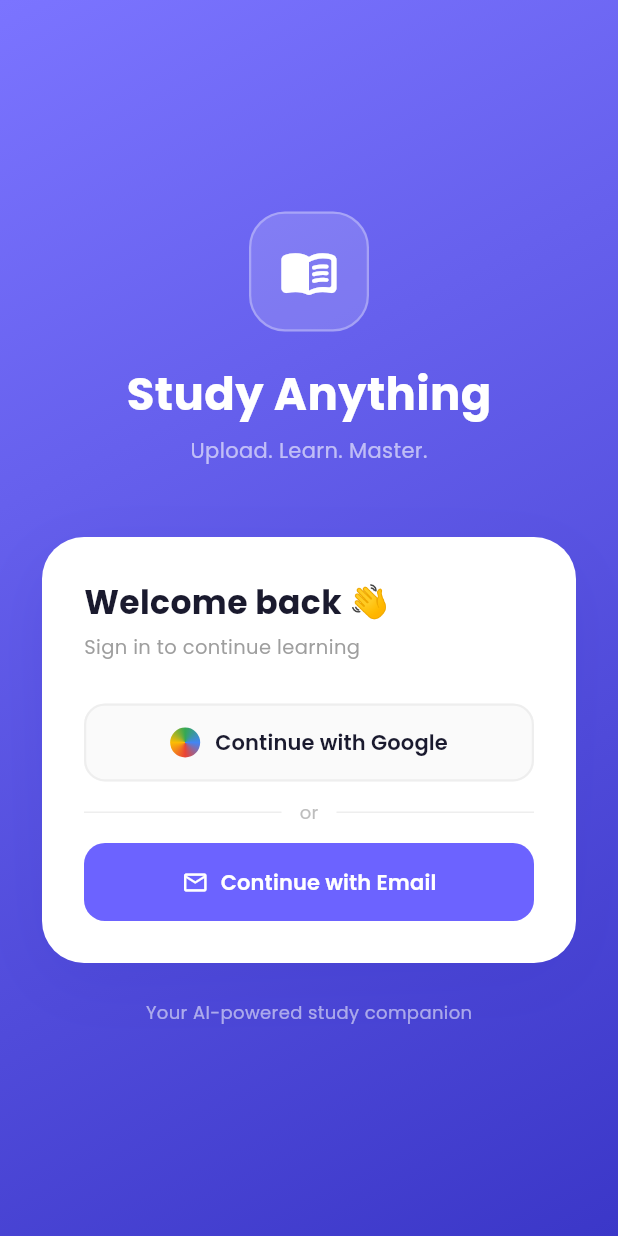
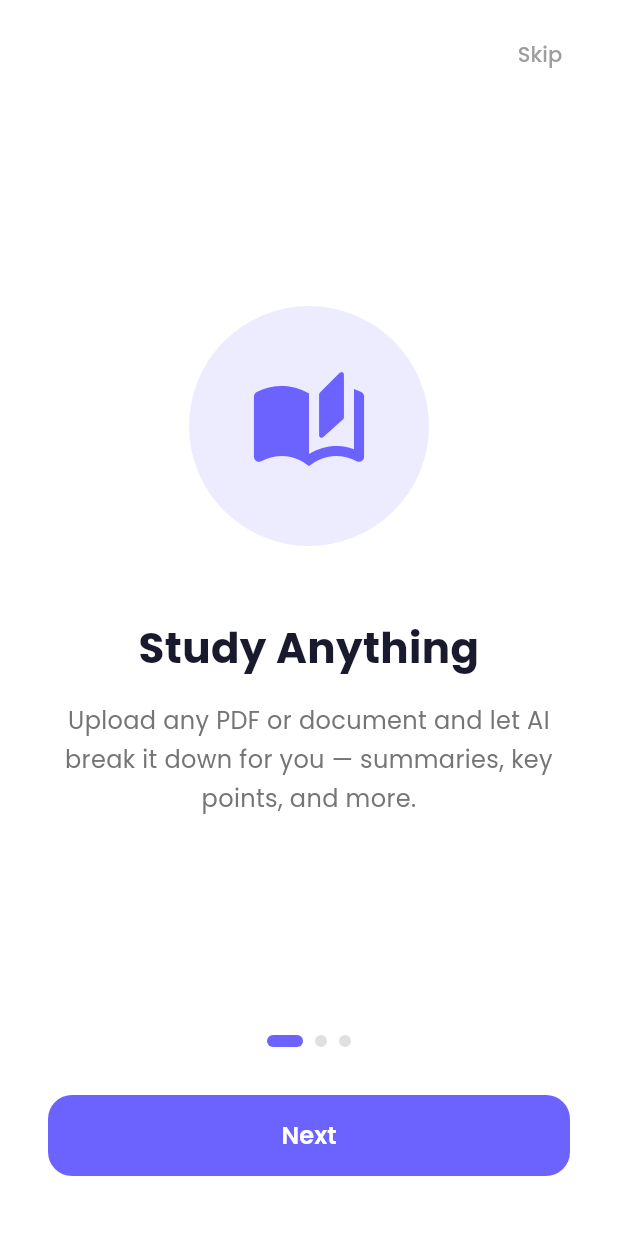
Before and after one commit to ZiaKhanMohmand/study-anything-FLUTTER-APP-, a Flutter app: the screen it shows after launch, on a phone screen of 412 x 824 dp. Run offline on Flutter 3.47's test engine with Material 3 defaults, Android fonts, the phone set to English and light mode, and no system bars; our stand-ins replace file_picker, firebase_auth, firebase_core, flutter_dotenv, flutter_riverpod, go_router and 4 more; missing offline and left inert: syncfusion_flutter_pdf; accounts and stored records are empty.

Commit message:
onboarding screens added

```diff
--- a/lib/core/router/app_router.dart
+++ b/lib/core/router/app_router.dart
@@ -1,6 +1,8 @@
 import 'package:flutter_riverpod/flutter_riverpod.dart';
 import 'package:go_router/go_router.dart';
+import 'package:hive_flutter/adapters.dart';
 import 'package:study_anything/core/models/question_model.dart';
+import 'package:study_anything/features/onboarding/onboarding_screen.dart';
 import '../../features/auth/screens/login_screen.dart';
 import '../../features/home/screens/home_screen.dart';
 import '../../features/upload/screens/upload_screen.dart';
@@ -12,6 +14,10 @@ final appRouterProvider = Provider<GoRouter>((ref) {
   return GoRouter(
     initialLocation: '/login',
     routes: [
+      GoRoute(
+        path: '/onboarding',
+        builder: (_, __) => const OnboardingScreen(),
+      ),
       GoRoute(path: '/login', builder: (context, state) => const LoginScreen()),
       GoRoute(path: '/home', builder: (context, state) => const HomeScreen()),
       GoRoute(
@@ -46,5 +52,13 @@ final appRouterProvider = Provider<GoRouter>((ref) {
         },
       ),
     ],
+    redirect: (context, state) {
+      final box = Hive.box('settings');
+      final done = box.get('onboarding_done', defaultValue: false) as bool;
+      if (!done && state.matchedLocation != '/onboarding') {
+        return '/onboarding';
+      }
+      return null;
+    },
   );
 });
--- /dev/null
+++ b/lib/features/onboarding/onboarding_screen.dart
@@ -0,0 +1,205 @@
+import 'package:flutter/material.dart';
+import 'package:go_router/go_router.dart';
+import 'package:hive_flutter/hive_flutter.dart';
+import 'package:google_fonts/google_fonts.dart';
+
+class OnboardingScreen extends StatefulWidget {
+  const OnboardingScreen({super.key});
+
+  @override
+  State<OnboardingScreen> createState() => _OnboardingScreenState();
+}
+
+class _OnboardingScreenState extends State<OnboardingScreen> {
+  final PageController _controller = PageController();
+  int _currentPage = 0;
+
+  static const _pages = [
+    _OnboardingData(
+      icon: Icons.auto_stories_rounded,
+      title: 'Study Anything',
+      description:
+          'Upload any PDF or document and let AI break it down for you — summaries, key points, and more.',
+      color: Color(0xFF6C63FF),
+    ),
+    _OnboardingData(
+      icon: Icons.psychology_rounded,
+      title: 'AI-Powered Quizzes',
+      description:
+          'Automatically generate quizzes from your study material to test your understanding.',
+      color: Color(0xFF43A5F5),
+    ),
+    _OnboardingData(
+      icon: Icons.bar_chart_rounded,
+      title: 'Track Your Progress',
+      description:
+          'See how much you\'ve studied, what you\'ve mastered, and where to improve.',
+      color: Color(0xFF26C6A2),
+    ),
+  ];
+
+  Future<void> _finish() async {
+    final box = Hive.box('settings');
+    await box.put('onboarding_done', true);
+    if (mounted) context.go('/home'); // ← adjust to your home route
+  }
+
+  @override
+  Widget build(BuildContext context) {
+    return Scaffold(
+      backgroundColor: Colors.white,
+      body: SafeArea(
+        child: Column(
+          children: [
+            // Skip button
+            Align(
+              alignment: Alignment.topRight,
+              child: Padding(
+                padding: const EdgeInsets.only(top: 12, right: 20),
+                child: TextButton(
+                  onPressed: _finish,
+                  child: Text(
+                    'Skip',
+                    style: GoogleFonts.poppins(
+                      color: Colors.grey,
+                      fontWeight: FontWeight.w500,
+                    ),
+                  ),
+                ),
+              ),
+            ),
+
+            // Pages
+            Expanded(
+              child: PageView.builder(
+                controller: _controller,
+                itemCount: _pages.length,
+                onPageChanged: (i) => setState(() => _currentPage = i),
+                itemBuilder: (_, i) => _OnboardingPage(data: _pages[i]),
+              ),
+            ),
+
+            // Dots
+            Row(
+              mainAxisAlignment: MainAxisAlignment.center,
+              children: List.generate(
+                _pages.length,
+                (i) => AnimatedContainer(
+                  duration: const Duration(milliseconds: 300),
+                  margin: const EdgeInsets.symmetric(horizontal: 4),
+                  width: _currentPage == i ? 24 : 8,
+                  height: 8,
+                  decoration: BoxDecoration(
+                    color: _currentPage == i
+                        ? _pages[_currentPage].color
+                        : Colors.grey.shade300,
+                    borderRadius: BorderRadius.circular(4),
+                  ),
+                ),
+              ),
+            ),
+
+            const SizedBox(height: 32),
+
+            // Button
+            Padding(
+              padding: const EdgeInsets.symmetric(horizontal: 32),
+              child: SizedBox(
+                width: double.infinity,
+                height: 54,
+                child: ElevatedButton(
+                  onPressed: () {
+                    if (_currentPage < _pages.length - 1) {
+                      _controller.nextPage(
+                        duration: const Duration(milliseconds: 400),
+                        curve: Curves.easeInOut,
+                      );
+                    } else {
+                      _finish();
+                    }
+                  },
+                  style: ElevatedButton.styleFrom(
+                    backgroundColor: _pages[_currentPage].color,
+                    foregroundColor: Colors.white,
+                    shape: RoundedRectangleBorder(
+                      borderRadius: BorderRadius.circular(16),
+                    ),
+                    elevation: 0,
+                  ),
+                  child: Text(
+                    _currentPage < _pages.length - 1 ? 'Next' : 'Get Started',
+                    style: GoogleFonts.poppins(
+                      fontWeight: FontWeight.w600,
+                      fontSize: 16,
+                    ),
+                  ),
+                ),
+              ),
+            ),
+
+            const SizedBox(height: 40),
+          ],
+        ),
+      ),
+    );
+  }
+}
+
+class _OnboardingPage extends StatelessWidget {
+  final _OnboardingData data;
+  const _OnboardingPage({required this.data});
+
+  @override
+  Widget build(BuildContext context) {
+    return Padding(
+      padding: const EdgeInsets.symmetric(horizontal: 32),
+      child: Column(
+        mainAxisAlignment: MainAxisAlignment.center,
+        children: [
+          Container(
+            width: 160,
+            height: 160,
+            decoration: BoxDecoration(
+              color: data.color.withOpacity(0.12),
+              shape: BoxShape.circle,
+            ),
+            child: Icon(data.icon, size: 80, color: data.color),
+          ),
+          const SizedBox(height: 48),
+          Text(
+            data.title,
+            textAlign: TextAlign.center,
+            style: GoogleFonts.poppins(
+              fontSize: 28,
+              fontWeight: FontWeight.bold,
+              color: const Color(0xFF1A1A2E),
+            ),
+          ),
+          const SizedBox(height: 16),
+          Text(
+            data.description,
+            textAlign: TextAlign.center,
+            style: GoogleFonts.poppins(
+              fontSize: 16,
+              color: Colors.grey.shade600,
+              height: 1.6,
+            ),
+          ),
+        ],
+      ),
+    );
+  }
+}
+
+class _OnboardingData {
+  final IconData icon;
+  final String title;
+  final String description;
+  final Color color;
+  const _OnboardingData({
+    required this.icon,
+    required this.title,
+    required this.description,
+    required this.color,
+  });
+}
--- a/lib/main.dart
+++ b/lib/main.dart
@@ -1,9 +1,12 @@
+import 'dart:io';
+
 import 'package:firebase_core/firebase_core.dart';
 import 'package:flutter/material.dart';
 import 'package:flutter_dotenv/flutter_dotenv.dart';
 import 'package:flutter_riverpod/flutter_riverpod.dart';
 import 'package:google_fonts/google_fonts.dart';
 import 'package:google_mobile_ads/google_mobile_ads.dart';
+import 'package:hive_flutter/adapters.dart';
 import 'package:study_anything/core/services/ad_service.dart';
 import 'firebase_options.dart';
 import 'core/router/app_router.dart';
@@ -15,6 +18,12 @@ void main() async {
   print('API KEY: GROQ_API_KEY');
   await Firebase.initializeApp(options: DefaultFirebaseOptions.currentPlatform);
   await MobileAds.instance.initialize();
+  try {
+    await Hive.initFlutter();
+  } catch (_) {
+    Hive.init(Directory.systemTemp.path);
+  }
+  await Hive.openBox('settings');
   runApp(const ProviderScope(child: StudyAnythingApp()));
 }
 
```
